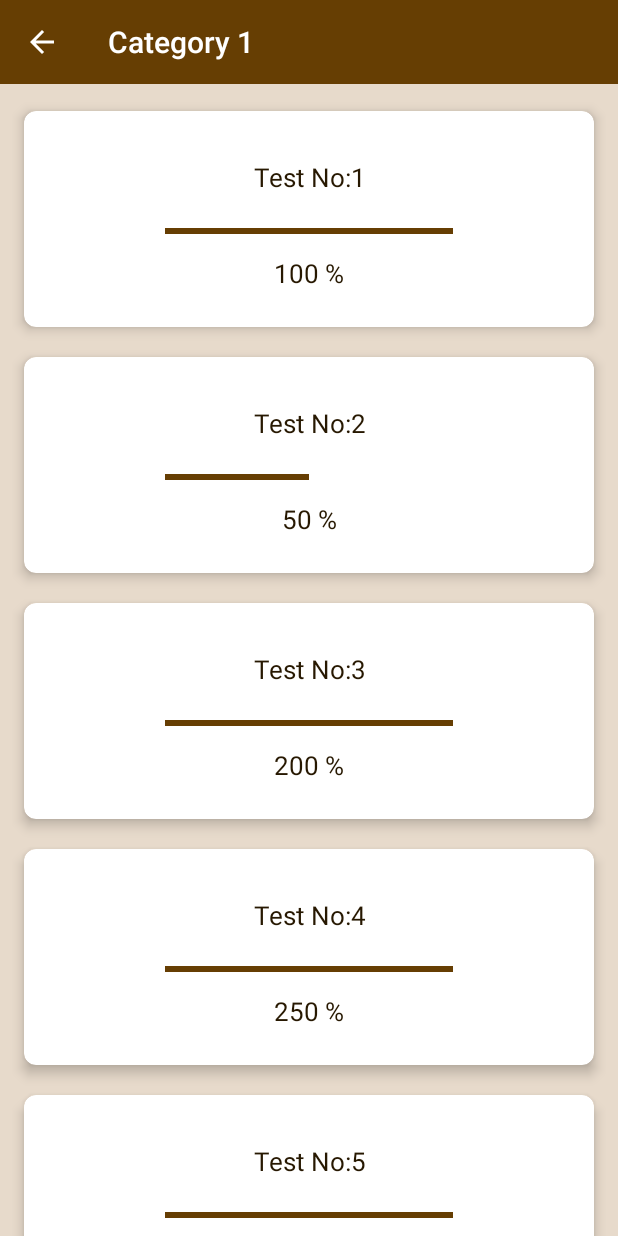
After one commit to suman-shah/nihonjft, an Android app: the TestActivity screen opened directly, with no data from a screen before it, on a phone screen of 412 x 824 dp. The commit adds this screen. Run offline under Robolectric (Android 15) with nearby library versions, the phone set to English and light mode, and no system bars; Roboto replaces fonts that are not available here.

Commit message:
part 9 test activity and progressbar score

```diff
--- a/app/src/main/AndroidManifest.xml
+++ b/app/src/main/AndroidManifest.xml
@@ -12,6 +12,10 @@
         android:supportsRtl="true"
         android:theme="@style/Theme.NihonJFT"
         tools:targetApi="31">
+        <activity
+            android:name=".TestActivity"
+            android:theme="@style/Theme.NihonJFT.WhiteToolbarIcons"
+            android:exported="false" />
         <activity
             android:name=".SignUpActivity"
             android:exported="false" />
--- /dev/null
+++ b/app/src/main/java/com/japan/nihonjft/TestActivity.java
@@ -0,0 +1,70 @@
+package com.japan.nihonjft;
+
+import android.os.Bundle;
+import android.view.MenuItem;
+
+import androidx.annotation.NonNull;
+import androidx.appcompat.app.AppCompatActivity;
+import androidx.appcompat.widget.Toolbar;
+import androidx.recyclerview.widget.LinearLayoutManager;
+import androidx.recyclerview.widget.RecyclerView;
+
+import com.japan.nihonjft.ui.category.CategoryFragment;
+
+import java.util.ArrayList;
+import java.util.List;
+
+public class TestActivity extends AppCompatActivity {
+    private RecyclerView test_recycler_view;
+    private List<TestModel> testList;
+
+    @Override
+    protected void onCreate(Bundle savedInstanceState) {
+        super.onCreate(savedInstanceState);
+        setContentView(R.layout.activity_test);
+
+        // Use androidx.appcompat.widget.Toolbar
+        Toolbar toolbar = findViewById(R.id.toolbar);
+        setSupportActionBar(toolbar);
+
+        if (getSupportActionBar() != null) {
+            getSupportActionBar().setDisplayShowTitleEnabled(true);
+
+            // Retrieve category index and set title
+            int cat_index = getIntent().getIntExtra("cat_index", 0);
+            getSupportActionBar().setTitle(CategoryFragment.catList.get(cat_index).getName());
+            getSupportActionBar().setDisplayHomeAsUpEnabled(true);
+        }
+
+        test_recycler_view = findViewById(R.id.test_recycler_view);
+
+        // Set up RecyclerView
+        LinearLayoutManager layoutManager = new LinearLayoutManager(this);
+        layoutManager.setOrientation(RecyclerView.VERTICAL);
+        test_recycler_view.setLayoutManager(layoutManager);
+
+        loadTestData();
+
+        TestAdapter adapter = new TestAdapter(testList);
+        test_recycler_view.setAdapter(adapter);
+    }
+
+    private void loadTestData() {
+        // Populate testList with your data
+        testList = new ArrayList<>();
+        testList.add(new TestModel("1", 100, 60));
+        testList.add(new TestModel("2", 50, 75));
+        testList.add(new TestModel("3", 200, 90));
+        testList.add(new TestModel("4", 250, 105));
+        testList.add(new TestModel("5", 300, 120));
+    }
+
+    @Override
+    public boolean onOptionsItemSelected(@NonNull MenuItem item) {
+        if (item.getItemId() == android.R.id.home) {
+            TestActivity.this.finish();
+
+        }
+        return super.onOptionsItemSelected(item);
+    }
+}
--- /dev/null
+++ b/app/src/main/java/com/japan/nihonjft/TestAdapter.java
@@ -0,0 +1,64 @@
+package com.japan.nihonjft;
+
+import android.view.LayoutInflater;
+import android.view.View;
+import android.view.ViewGroup;
+import android.widget.ProgressBar;
+import android.widget.TextView;
+
+import androidx.annotation.NonNull;
+import androidx.recyclerview.widget.RecyclerView;
+
+import java.util.List;
+
+public class TestAdapter extends RecyclerView.Adapter<TestAdapter.TestViewHolder> {
+    private List<TestModel> testList;
+
+    public TestAdapter(List<TestModel> testList) {
+        this.testList = testList;
+    }
+
+    @NonNull
+    @Override
+    public TestAdapter.TestViewHolder onCreateViewHolder(@NonNull ViewGroup parent, int viewType) {
+        // Inflate your item layout here
+        View itemView = LayoutInflater.from(parent.getContext()).inflate(R.layout.test_item_layout, parent, false);
+        return new TestViewHolder(itemView);
+
+    }
+
+    @Override
+    public void onBindViewHolder(@NonNull TestAdapter.TestViewHolder holder, int position) {
+
+        int progress = testList.get(position).getTopScore();
+        holder.setData(position,progress);
+    }
+
+    @Override
+    public int getItemCount() {
+        return testList.size();
+    }
+
+    public class TestViewHolder extends RecyclerView.ViewHolder {
+
+        private TextView testNo;
+        private ProgressBar testProgressbar;
+        private TextView scoreTest;
+
+        public TestViewHolder(@NonNull View itemView) {
+            super(itemView);
+            testNo = itemView.findViewById(R.id.testNo);
+            testProgressbar = itemView.findViewById(R.id.testProgressbar);
+            scoreTest = itemView.findViewById(R.id.scoreTest);
+        }
+
+        private void setData(int position,int progress) {
+
+            testNo.setText("Test No:"+ String.valueOf(position+1));
+            testProgressbar.setProgress(progress);
+            scoreTest.setText(String.valueOf(progress)+" %");
+            testProgressbar.setProgress(progress);
+
+        }
+    }
+}
--- /dev/null
+++ b/app/src/main/java/com/japan/nihonjft/TestModel.java
@@ -0,0 +1,37 @@
+package com.japan.nihonjft;
+
+public class TestModel {
+    private String testID;
+    private int topScore;
+    private int time;
+
+    public TestModel(String testID, int topScore, int time) {
+        this.testID = testID;
+        this.topScore = topScore;
+        this.time = time;
+    }
+
+    public String getTestID() {
+        return testID;
+    }
+
+    public void setTestID(String testID) {
+        this.testID = testID;
+    }
+
+    public int getTopScore() {
+        return topScore;
+    }
+
+    public void setTopScore(int topScore) {
+        this.topScore = topScore;
+    }
+
+    public int getTime() {
+        return time;
+    }
+
+    public void setTime(int time) {
+        this.time = time;
+    }
+}
--- a/app/src/main/java/com/japan/nihonjft/ui/category/CategoryAdapter.java
+++ b/app/src/main/java/com/japan/nihonjft/ui/category/CategoryAdapter.java
@@ -1,5 +1,6 @@
 package com.japan.nihonjft.ui.category;
 
+import android.content.Intent;
 import android.view.LayoutInflater;
 import android.view.View;
 import android.view.ViewGroup;
@@ -7,6 +8,7 @@ import android.widget.BaseAdapter;
 import android.widget.TextView;
 
 import com.japan.nihonjft.R;
+import com.japan.nihonjft.TestActivity;
 
 import java.util.List;
 
@@ -42,6 +44,18 @@ public class CategoryAdapter extends BaseAdapter {
         } else {
             myView = convertView;
         }
+
+        myView.setOnClickListener(new View.OnClickListener() {
+            @Override
+            public void onClick(View v) {
+                // Handle item click here
+                Intent intent = new Intent(v.getContext(), TestActivity.class);
+                intent.putExtra("cat_index", position);
+                v.getContext().startActivity(intent);
+
+            }
+        });
+
         TextView catName = myView.findViewById(R.id.cat_name);
         TextView catNoOfTests = myView.findViewById(R.id.cat_no_of_tests);
         catName.setText(catList.get(position).getName());
--- a/app/src/main/java/com/japan/nihonjft/ui/category/CategoryFragment.java
+++ b/app/src/main/java/com/japan/nihonjft/ui/category/CategoryFragment.java
@@ -35,7 +35,7 @@ public class CategoryFragment extends Fragment {
     }
 
     private GridView catView;
-    private List<CategoryModel> catList = new ArrayList<>();
+    public static List<CategoryModel> catList = new ArrayList<>();
 
     /**
      * Use this factory method to create a new instance of
--- a/app/src/main/res/drawable-anydpi/ic_back.xml
+++ b/app/src/main/res/drawable-anydpi/ic_back.xml
@@ -3,10 +3,10 @@
     android:height="24dp"
     android:viewportWidth="24"
     android:viewportHeight="24"
-    android:tint="#332102"
+    android:tint="@color/colorPrimaryDark"
     android:alpha="0.8"
     android:autoMirrored="true">
   <path
-      android:fillColor="@color/black"
+      android:fillColor="@android:color/white"
       android:pathData="M20,11H7.83l5.59,-5.59L12,4l-8,8 8,8 1.41,-1.41L7.83,13H20v-2z"/>
 </vector>
--- /dev/null
+++ b/app/src/main/res/drawable/round_semi.xml
@@ -0,0 +1,5 @@
+<?xml version="1.0" encoding="utf-8"?>
+<shape xmlns:android="http://schemas.android.com/apk/res/android">
+    <solid android:color="#E4C285" />
+    <corners android:radius="8dp" />
+</shape>
--- /dev/null
+++ b/app/src/main/res/layout/activity_test.xml
@@ -0,0 +1,36 @@
+<?xml version="1.0" encoding="utf-8"?>
+<androidx.constraintlayout.widget.ConstraintLayout
+    xmlns:android="http://schemas.android.com/apk/res/android"
+    xmlns:app="http://schemas.android.com/apk/res-auto"
+    xmlns:tools="http://schemas.android.com/tools"
+    android:id="@+id/main"
+    android:layout_width="match_parent"
+    android:layout_height="match_parent"
+    android:background="#E7DACB"
+    tools:context=".TestActivity">
+
+    <!-- Toolbar -->
+    <androidx.appcompat.widget.Toolbar
+        android:id="@+id/toolbar"
+        android:layout_width="match_parent"
+        android:layout_height="?attr/actionBarSize"
+        android:background="#663E03"
+        app:layout_constraintTop_toTopOf="parent"
+        app:layout_constraintStart_toStartOf="parent"
+        app:layout_constraintEnd_toEndOf="parent" />
+
+    <!-- RecyclerView -->
+    <androidx.recyclerview.widget.RecyclerView
+        android:id="@+id/test_recycler_view"
+        android:nestedScrollingEnabled="true"
+        android:layout_width="0dp"
+        android:layout_height="0dp"
+        android:layout_marginTop="8dp"
+        android:layout_marginEnd="8dp"
+        android:layout_marginStart="8dp"
+        app:layout_constraintTop_toBottomOf="@id/toolbar"
+        app:layout_constraintStart_toStartOf="parent"
+        app:layout_constraintEnd_toEndOf="parent"
+        app:layout_constraintBottom_toBottomOf="parent" />
+
+</androidx.constraintlayout.widget.ConstraintLayout>
--- /dev/null
+++ b/app/src/main/res/layout/test_item_layout.xml
@@ -0,0 +1,54 @@
+<?xml version="1.0" encoding="utf-8"?>
+<com.google.android.material.card.MaterialCardView xmlns:android="http://schemas.android.com/apk/res/android"
+    xmlns:app="http://schemas.android.com/apk/res-auto"
+    android:layout_width="match_parent"
+    android:layout_height="wrap_content"
+    app:cardUseCompatPadding="true"
+    app:cardCornerRadius="8dp"
+    app:cardElevation="5dp"
+
+    android:foreground="?android:attr/selectableItemBackground">
+
+    <LinearLayout
+        android:layout_width="match_parent"
+        android:layout_height="wrap_content"
+        android:gravity="center"
+        android:layout_margin="8dp"
+        android:elevation="8dp"
+        android:layout_gravity="center"
+        android:orientation="vertical"
+        android:padding="16dp">
+
+        <TextView
+            android:id="@+id/testNo"
+            android:layout_width="match_parent"
+            android:layout_height="wrap_content"
+            android:layout_marginTop="8dp"
+            android:text="Title"
+            android:textSize="17sp"
+            android:textColor="@color/colorPrimary"
+            android:textAlignment="center" />
+
+        <ProgressBar
+            android:id="@+id/testProgressbar"
+            style="?android:attr/progressBarStyleHorizontal"
+            android:layout_width="match_parent"
+            android:layout_height="wrap_content"
+            android:layout_marginStart="70dp"
+            android:layout_marginTop="16dp"
+            android:layout_marginEnd="70dp"
+            android:progressTint="#663E03" />
+
+        <TextView
+            android:id="@+id/scoreTest"
+            android:layout_width="match_parent"
+            android:layout_height="wrap_content"
+            android:layout_marginTop="8dp"
+            android:text="80%"
+            android:textAlignment="center"
+            android:textSize="17sp"
+            android:textColor="@color/colorPrimary" />
+
+    </LinearLayout>
+
+</com.google.android.material.card.MaterialCardView>
--- a/app/src/main/res/values/themes.xml
+++ b/app/src/main/res/values/themes.xml
@@ -14,10 +14,16 @@
         <item name="android:statusBarColor">?attr/colorPrimaryVariant</item>
         <!-- Customize your theme here. -->
     </style>
+    <!-- Theme for white toolbar icons -->
+    <style name="Theme.NihonJFT.WhiteToolbarIcons" parent="Theme.NihonJFT">
+        <item name="android:textColorPrimary">@android:color/white</item>
+        <item name="colorControlNormal">@android:color/white</item>
+    </style>
     <style name="Theme.NihonJFT.NoActionBar">
         <item name="windowActionBar">false</item>
         <item name="windowNoTitle">true</item>
     </style>
     <style name="Theme.NihonJFT.AppBarOverlay" parent="ThemeOverlay.AppCompat.Dark.ActionBar" />
     <style name="Theme.NihonJFT.PopupOverlay" parent="ThemeOverlay.AppCompat.Light" />
+
 </resources>
```
